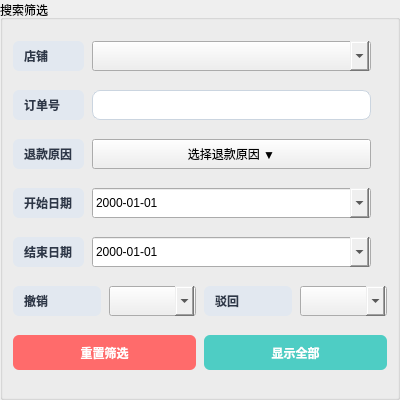
Before: the Qt Designer form search_panel.ui in 244727418/shouhou, drawn with Qt 5.
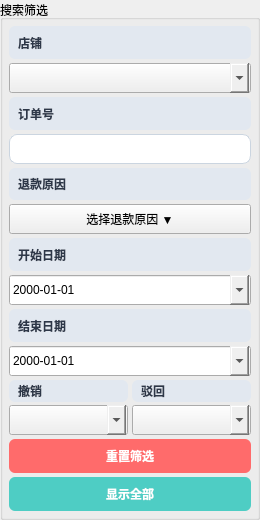
After: the same form once the commit is applied.

Commit message: 修改布局

The edit to the form file:
```diff
--- a/search_panel.ui
+++ b/search_panel.ui
@@ -6,8 +6,8 @@
    <rect>
     <x>0</x>
     <y>0</y>
-    <width>400</width>
-    <height>400</height>
+    <width>260</width>
+    <height>520</height>
    </rect>
   </property>
   <property name="windowTitle">
@@ -24,114 +24,84 @@
   </property>
   <layout class="QGridLayout" name="search_layout">
    <property name="horizontalSpacing">
-    <number>8</number>
+    <number>4</number>
    </property>
    <property name="verticalSpacing">
-    <number>8</number>
+    <number>4</number>
    </property>
    <property name="leftMargin">
-    <number>10</number>
+    <number>6</number>
    </property>
    <property name="topMargin">
-    <number>10</number>
+    <number>6</number>
    </property>
    <property name="rightMargin">
-    <number>10</number>
+    <number>6</number>
    </property>
    <property name="bottomMargin">
-    <number>10</number>
-   </property>
-   <property name="leftMargin">
-    <number>10</number>
-   </property>
-   <property name="topMargin">
-    <number>10</number>
-   </property>
-   <property name="rightMargin">
-    <number>10</number>
-   </property>
-   <property name="bottomMargin">
-    <number>10</number>
+    <number>6</number>
    </property>
    <item row="0" column="0">
     <widget class="QLabel" name="label_store">
      <property name="text">
       <string>店铺</string>
      </property>
-     <property name="minimumSize">
-      <size>
-       <width>60</width>
-       <height>30</height>
-      </size>
-     </property>
      <property name="styleSheet">
-      <string notr="true">padding: 4px 8px; font-weight: bold; color: #2D3748; background-color: #E2E8F0; border-radius: 6px; font-size: 12px;</string>
-     </property>
-    </widget>
-   </item>
-   <item row="0" column="1">
-    <widget class="QComboBox" name="search_store_combo">
-     <property name="minimumSize">
-      <size>
-       <width>150</width>
-       <height>30</height>
-      </size>
-     </property>
-     <property name="styleSheet">
-      <string notr="true">padding: 6px 12px; border: 1px solid #CBD5E0; border-radius: 8px; background-color: #ffffff; font-size: 12px; color: #2D3748; QComboBox::drop-down { border: none; } QComboBox::down-arrow { image: none; border-left: 4px solid transparent; border-right: 4px solid transparent; border-top: 6px solid #718096; width: 0; height: 0; } QComboBox::down-arrow:on { border-top: 6px solid #4A5568; }</string>
+      <string notr="true">padding: 2px 6px; font-weight: bold; color: #2D3748; background-color: #E2E8F0; border-radius: 6px; font-size: 12px;</string>
      </property>
     </widget>
    </item>
    <item row="1" column="0">
+    <widget class="QComboBox" name="search_store_combo">
+     <property name="minimumSize">
+      <size>
+       <width>0</width>
+       <height>30</height>
+      </size>
+     </property>
+     <property name="styleSheet">
+      <string notr="true">padding: 6px 10px; border: 1px solid #CBD5E0; border-radius: 8px; background-color: #ffffff; font-size: 12px; color: #2D3748; QComboBox::drop-down { border: none; } QComboBox::down-arrow { image: none; border-left: 4px solid transparent; border-right: 4px solid transparent; border-top: 6px solid #718096; width: 0; height: 0; } QComboBox::down-arrow:on { border-top: 6px solid #4A5568; }</string>
+     </property>
+    </widget>
+   </item>
+   <item row="2" column="0">
     <widget class="QLabel" name="label_order">
      <property name="text">
       <string>订单号</string>
      </property>
-     <property name="minimumSize">
-      <size>
-       <width>60</width>
-       <height>30</height>
-      </size>
-     </property>
      <property name="styleSheet">
-      <string notr="true">padding: 4px 8px; font-weight: bold; color: #2D3748; background-color: #E2E8F0; border-radius: 6px; font-size: 12px;</string>
+      <string notr="true">padding: 2px 6px; font-weight: bold; color: #2D3748; background-color: #E2E8F0; border-radius: 6px; font-size: 12px;</string>
      </property>
     </widget>
    </item>
-   <item row="1" column="1">
+   <item row="3" column="0">
     <widget class="QLineEdit" name="search_order_edit">
      <property name="minimumSize">
       <size>
-       <width>150</width>
+       <width>0</width>
        <height>30</height>
       </size>
      </property>
      <property name="styleSheet">
-      <string notr="true">padding: 6px 12px; border: 1px solid #CBD5E0; border-radius: 8px; background-color: #ffffff; font-size: 12px; color: #2D3748;</string>
+      <string notr="true">padding: 6px 10px; border: 1px solid #CBD5E0; border-radius: 8px; background-color: #ffffff; font-size: 12px; color: #2D3748;</string>
      </property>
     </widget>
    </item>
-   <item row="2" column="0">
+   <item row="4" column="0">
     <widget class="QLabel" name="label_reason">
      <property name="text">
       <string>退款原因</string>
      </property>
-     <property name="minimumSize">
-      <size>
-       <width>70</width>
-       <height>30</height>
-      </size>
-     </property>
      <property name="styleSheet">
-      <string notr="true">padding: 4px 8px; font-weight: bold; color: #2D3748; background-color: #E2E8F0; border-radius: 6px; font-size: 12px;</string>
+      <string notr="true">padding: 2px 6px; font-weight: bold; color: #2D3748; background-color: #E2E8F0; border-radius: 6px; font-size: 12px;</string>
      </property>
     </widget>
    </item>
-   <item row="2" column="1">
+   <item row="5" column="0">
     <widget class="QPushButton" name="search_reason_btn">
      <property name="minimumSize">
       <size>
-       <width>150</width>
+       <width>0</width>
        <height>30</height>
       </size>
      </property>
@@ -143,23 +113,17 @@
      </property>
     </widget>
    </item>
-   <item row="3" column="0">
+   <item row="6" column="0">
     <widget class="QLabel" name="label_start_date">
      <property name="text">
       <string>开始日期</string>
      </property>
-     <property name="minimumSize">
-      <size>
-       <width>70</width>
-       <height>30</height>
-      </size>
-     </property>
      <property name="styleSheet">
-      <string notr="true">padding: 4px 8px; font-weight: bold; color: #2D3748; background-color: #E2E8F0; border-radius: 6px; font-size: 12px;</string>
+      <string notr="true">padding: 2px 6px; font-weight: bold; color: #2D3748; background-color: #E2E8F0; border-radius: 6px; font-size: 12px;</string>
      </property>
     </widget>
    </item>
-   <item row="3" column="1">
+   <item row="7" column="0">
     <widget class="QDateEdit" name="start_date_edit">
      <property name="calendarPopup">
       <bool>true</bool>
@@ -169,7 +133,7 @@
      </property>
      <property name="minimumSize">
       <size>
-       <width>150</width>
+       <width>0</width>
        <height>30</height>
       </size>
      </property>
@@ -178,23 +142,17 @@
      </property>
     </widget>
    </item>
-   <item row="4" column="0">
+   <item row="8" column="0">
     <widget class="QLabel" name="label_end_date">
      <property name="text">
       <string>结束日期</string>
      </property>
-     <property name="minimumSize">
-      <size>
-       <width>70</width>
-       <height>30</height>
-      </size>
-     </property>
      <property name="styleSheet">
-      <string notr="true">padding: 4px 8px; font-weight: bold; color: #2D3748; background-color: #E2E8F0; border-radius: 6px; font-size: 12px;</string>
+      <string notr="true">padding: 2px 6px; font-weight: bold; color: #2D3748; background-color: #E2E8F0; border-radius: 6px; font-size: 12px;</string>
      </property>
     </widget>
    </item>
-   <item row="4" column="1">
+   <item row="9" column="0">
     <widget class="QDateEdit" name="end_date_edit">
      <property name="calendarPopup">
       <bool>true</bool>
@@ -204,7 +162,7 @@
      </property>
      <property name="minimumSize">
       <size>
-       <width>150</width>
+       <width>0</width>
        <height>30</height>
       </size>
      </property>
@@ -213,24 +171,23 @@
      </property>
     </widget>
    </item>
-   <item row="5" column="0" colspan="4">
+   <item row="10" column="0">
     <layout class="QHBoxLayout" name="cancel_reject_layout">
      <property name="spacing">
-      <number>8</number>
+      <number>4</number>
+     </property>
+     <item>
+      <layout class="QVBoxLayout" name="cancel_layout">
+       <property name="spacing">
+        <number>3</number>
      </property>
      <item>
       <widget class="QLabel" name="label_cancel">
        <property name="text">
         <string>撤销</string>
        </property>
-       <property name="minimumSize">
-        <size>
-         <width>30</width>
-         <height>30</height>
-        </size>
-       </property>
        <property name="styleSheet">
-        <string notr="true">padding: 4px 8px; font-weight: bold; color: #2D3748; background-color: #E2E8F0; border-radius: 6px; font-size: 12px;</string>
+          <string notr="true">padding: 2px 6px; font-weight: bold; color: #2D3748; background-color: #E2E8F0; border-radius: 6px; font-size: 12px;</string>
        </property>
       </widget>
      </item>
@@ -238,7 +195,7 @@
       <widget class="QComboBox" name="search_cancel_combo">
        <property name="minimumSize">
         <size>
-         <width>80</width>
+           <width>0</width>
          <height>30</height>
         </size>
        </property>
@@ -247,19 +204,20 @@
        </property>
       </widget>
      </item>
+      </layout>
+     </item>
+     <item>
+      <layout class="QVBoxLayout" name="reject_layout">
+       <property name="spacing">
+        <number>3</number>
+       </property>
      <item>
       <widget class="QLabel" name="label_reject">
        <property name="text">
         <string>驳回</string>
        </property>
-       <property name="minimumSize">
-        <size>
-         <width>30</width>
-         <height>30</height>
-        </size>
-       </property>
        <property name="styleSheet">
-        <string notr="true">padding: 4px 8px; font-weight: bold; color: #2D3748; background-color: #E2E8F0; border-radius: 6px; font-size: 12px;</string>
+          <string notr="true">padding: 2px 6px; font-weight: bold; color: #2D3748; background-color: #E2E8F0; border-radius: 6px; font-size: 12px;</string>
        </property>
       </widget>
      </item>
@@ -267,7 +225,7 @@
       <widget class="QComboBox" name="search_reject_combo">
        <property name="minimumSize">
         <size>
-         <width>80</width>
+           <width>0</width>
          <height>30</height>
         </size>
        </property>
@@ -278,41 +236,39 @@
      </item>
     </layout>
    </item>
-   <item row="6" column="0" colspan="4">
-    <layout class="QHBoxLayout" name="button_layout">
-     <item>
+    </layout>
+   </item>
+   <item row="11" column="0">
       <widget class="QPushButton" name="reset_btn">
+     <property name="minimumSize">
+      <size>
+       <width>0</width>
+       <height>32</height>
+      </size>
+     </property>
        <property name="text">
         <string>重置筛选</string>
        </property>
-       <property name="minimumSize">
-        <size>
-         <width>100</width>
-         <height>35</height>
-        </size>
-       </property>
        <property name="styleSheet">
-        <string notr="true">QPushButton { padding: 8px 16px; border: none; border-radius: 6px; background-color: #FF6B6B; color: white; font-weight: bold; } QPushButton:hover { background-color: #FF5252; } QPushButton:pressed { background-color: #FF3D3D; }</string>
+      <string notr="true">QPushButton { padding: 8px 12px; border: none; border-radius: 6px; background-color: #FF6B6B; color: white; font-weight: bold; font-size: 12px; } QPushButton:hover { background-color: #FF5252; } QPushButton:pressed { background-color: #FF3D3D; }</string>
        </property>
       </widget>
      </item>
-     <item>
+   <item row="12" column="0">
       <widget class="QPushButton" name="show_all_btn">
+     <property name="minimumSize">
+      <size>
+       <width>0</width>
+       <height>32</height>
+      </size>
+     </property>
        <property name="text">
         <string>显示全部</string>
        </property>
-       <property name="minimumSize">
-        <size>
-         <width>100</width>
-         <height>35</height>
-        </size>
-       </property>
        <property name="styleSheet">
-        <string notr="true">QPushButton { padding: 8px 16px; border: none; border-radius: 6px; background-color: #4ECDC4; color: white; font-weight: bold; } QPushButton:hover { background-color: #26C6DA; } QPushButton:pressed { background-color: #00ACC1; }</string>
-       </property>
-      </widget>
-     </item>
-    </layout>
+      <string notr="true">QPushButton { padding: 8px 12px; border: none; border-radius: 6px; background-color: #4ECDC4; color: white; font-weight: bold; font-size: 12px; } QPushButton:hover { background-color: #26C6DA; } QPushButton:pressed { background-color: #00ACC1; }</string>
+     </property>
+    </widget>
    </item>
   </layout>
  </widget>
```
Left out of the diff: 16 changed lines with no effect on the pictures. Lines whose indentation alone changed are shown as unchanged. The commit also changes 5 other files.
